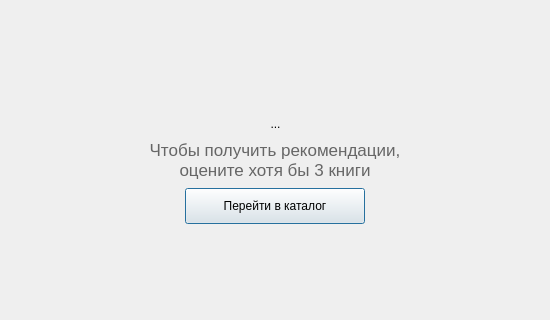
Qt form app/ui/MainWindow.ui (Lominerv/RecoApp) before a commit; both pictures show x 225 to 775 and y 120 to 440 of the 904 by 600 pixel window.
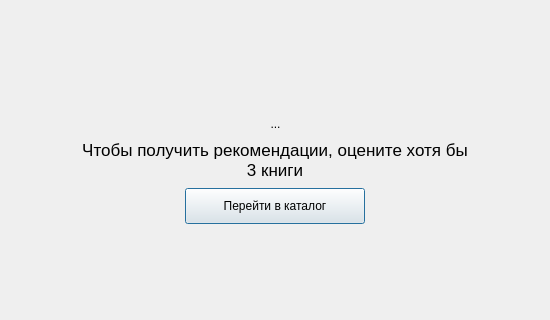
The same form after that commit. The open tabs and pages were chosen to show the change. Icons and pictures are not drawn.

Patch:
```diff
--- a/app/ui/MainWindow.ui
+++ b/app/ui/MainWindow.ui
@@ -637,7 +637,7 @@
                     </property>
                     <property name="minimumSize">
                      <size>
-                      <width>300</width>
+                      <width>390</width>
                       <height>0</height>
                      </size>
                     </property>
@@ -656,7 +656,7 @@
                      <string>Подсказка пустого состояния</string>
                     </property>
                     <property name="styleSheet">
-                     <string notr="true">color: #666</string>
+                     <string notr="true"/>
                     </property>
                     <property name="text">
                      <string>Чтобы получить рекомендации, оцените хотя бы 3 книги</string>
```
Left out of the diff: 12 changed lines with no effect on the pictures.
